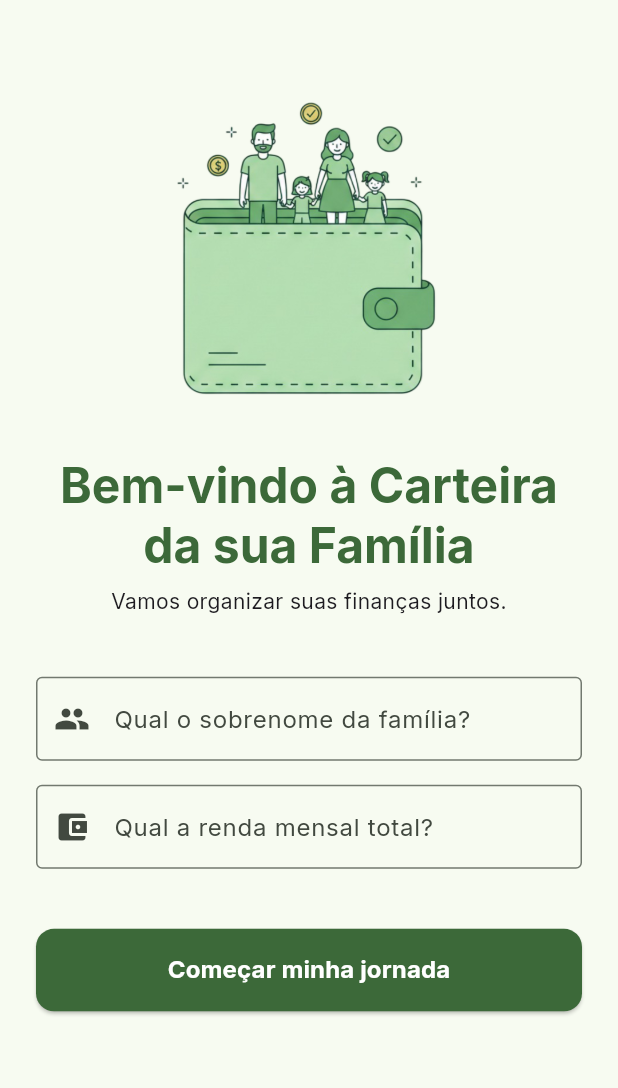
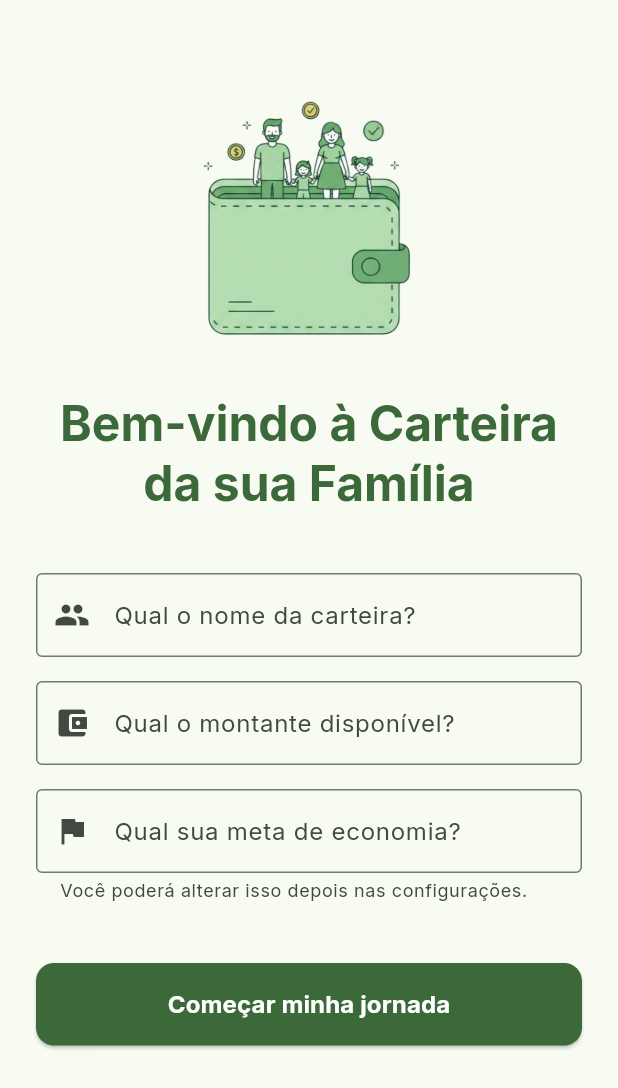
Before and after one commit to Marcos-Lopes117/Carteira_familiar, a Flutter app: the screen it shows after launch, on a phone screen of 412 x 824 dp. Shown: the top 1088 px of the screen. Run offline on Flutter 3.47's test engine with Material 3 defaults, Android fonts, the phone set to English and light mode, and no system bars; our stand-ins replace drift, fl_chart, flutter_riverpod, google_fonts; accounts and stored records are empty; generated files the repository leaves out were written again.

Commit message:
Feature: Perfil reativo, metas de economia e modal de configurações

```diff
--- a/lib/ui/onboarding/onboarding_screen.dart
+++ b/lib/ui/onboarding/onboarding_screen.dart
@@ -14,6 +14,7 @@ class _OnboardingScreenState extends ConsumerState<OnboardingScreen> {
   final _formKey = GlobalKey<FormState>();
   final _nameController = TextEditingController();
   final _incomeController = TextEditingController();
+  final _goalController = TextEditingController(); // 1. Novo controlador para a meta
 
   @override
   Widget build(BuildContext context) {
@@ -30,27 +31,16 @@ class _OnboardingScreenState extends ConsumerState<OnboardingScreen> {
               children: [
                 SizedBox(height: screenHeight * 0.05),
 
-                // --- AJUSTE DA IMAGEM ---
                 Center(
                   child: ConstrainedBox(
                     constraints: BoxConstraints(
-                      maxHeight: screenHeight * 0.25,
+                      maxHeight: screenHeight * 0.20, // Reduzi um pouco para caber o novo campo
                     ),
                     child: Image.asset(
                       'assets/carteira.png',
                       fit: BoxFit.contain,
-                      // Esse bloco ajuda a identificar se o caminho está errado
                       errorBuilder: (context, error, stackTrace) {
-                        return const Column(
-                          children: [
-                            Icon(Icons.broken_image, size: 50, color: Colors.grey),
-                            Text(
-                              'Imagem não encontrada\nVerifique o pubspec.yaml',
-                              textAlign: TextAlign.center,
-                              style: TextStyle(fontSize: 12, color: Colors.grey),
-                            ),
-                          ],
-                        );
+                        return const Icon(Icons.broken_image, size: 50, color: Colors.grey);
                       },
                     ),
                   ),
@@ -65,19 +55,15 @@ class _OnboardingScreenState extends ConsumerState<OnboardingScreen> {
                         color: Theme.of(context).colorScheme.primary,
                       ),
                 ),
-                const SizedBox(height: 8),
-                const Text(
-                  'Vamos organizar suas finanças juntos.',
-                  textAlign: TextAlign.center,
-                ),
                 const SizedBox(height: 40),
 
+                // Campo Nome
                 TextFormField(
                   controller: _nameController,
                   textCapitalization: TextCapitalization.words,
                   decoration: const InputDecoration(
-                    labelText: 'Qual o sobrenome da família?',
-                    hintText: 'Ex: Vangeloti, Lopes...',
+                    labelText: 'Qual o nome da carteira?',
+                    hintText: 'Ex: Lopes, Vangeloti...',
                     border: OutlineInputBorder(),
                     prefixIcon: Icon(Icons.people),
                   ),
@@ -85,13 +71,13 @@ class _OnboardingScreenState extends ConsumerState<OnboardingScreen> {
                       value == null || value.isEmpty ? 'Campo obrigatório' : null,
                 ),
                 const SizedBox(height: 16),
+
+                // Campo Renda
                 TextFormField(
                   controller: _incomeController,
-                  keyboardType: const TextInputType.numberWithOptions(
-                    decimal: true,
-                  ),
+                  keyboardType: const TextInputType.numberWithOptions(decimal: true),
                   decoration: const InputDecoration(
-                    labelText: 'Qual a renda mensal total?',
+                    labelText: 'Qual o montante disponível?',
                     prefixText: 'R\$ ',
                     border: OutlineInputBorder(),
                     prefixIcon: Icon(Icons.account_balance_wallet),
@@ -99,17 +85,37 @@ class _OnboardingScreenState extends ConsumerState<OnboardingScreen> {
                   validator: (value) =>
                       value == null || value.isEmpty ? 'Campo obrigatório' : null,
                 ),
+                const SizedBox(height: 16),
+
+                // 2. NOVO CAMPO: Meta de Economia
+                TextFormField(
+                  controller: _goalController,
+                  keyboardType: const TextInputType.numberWithOptions(decimal: true),
+                  decoration: const InputDecoration(
+                    labelText: 'Qual sua meta de economia?',
+                    hintText: 'quanto você quer economizar?',
+                    prefixText: 'R\$ ',
+                    border: OutlineInputBorder(),
+                    prefixIcon: Icon(Icons.flag),
+                    helperText: 'Você poderá alterar isso depois nas configurações.',
+                  ),
+                  validator: (value) =>
+                      value == null || value.isEmpty ? 'Campo obrigatório' : null,
+                ),
+
                 const SizedBox(height: 40),
+
                 ElevatedButton(
                   onPressed: () async {
                     if (_formKey.currentState!.validate()) {
                       final name = _nameController.text;
-                      final incomeText = _incomeController.text.replaceAll(',', '.');
-                      final income = double.tryParse(incomeText) ?? 0.0;
 
-                      await ref
+                      final income = double.tryParse(_incomeController.text.replaceAll(',', '.')) ?? 0.0;
+                      final goal = double.tryParse(_goalController.text.replaceAll(',', '.')) ?? 0.0;
+
+                       await ref
                           .read(profileRepositoryProvider)
-                          .saveProfile(name, income);
+                          .saveProfile(name, income, goal);
 
                       if (mounted) {
                         Navigator.of(context).pushReplacement(
@@ -131,7 +137,6 @@ class _OnboardingScreenState extends ConsumerState<OnboardingScreen> {
                     style: TextStyle(fontSize: 16, fontWeight: FontWeight.bold),
                   ),
                 ),
-                const SizedBox(height: 20),
               ],
             ),
           ),
@@ -144,6 +149,7 @@ class _OnboardingScreenState extends ConsumerState<OnboardingScreen> {
   void dispose() {
     _nameController.dispose();
     _incomeController.dispose();
+    _goalController.dispose();
     super.dispose();
   }
 }
```
Also changed, not shown: lib/data/repositories/profile_repository.dart (+6 -2 lines), lib/providers/balance_provider.dart (+12 -2 lines), lib/ui/home/home_screen.dart (+119 -23 lines), lib/ui/home/widgets/goals_card.dart (added, +55 -0 lines).
